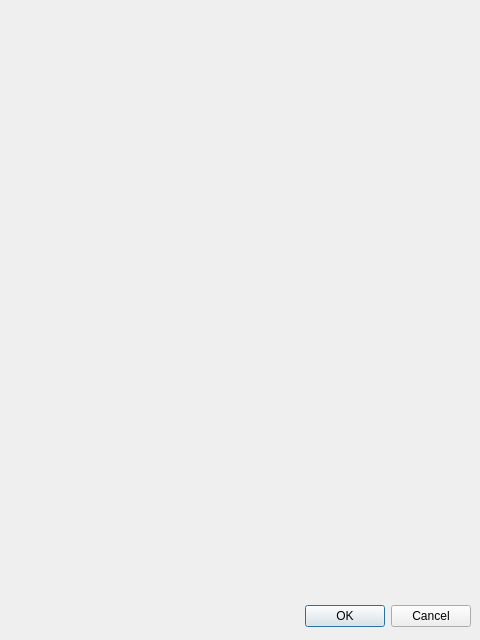
Qt form src/newquotationdialogue.ui (jayadevenair/accounting-made-easy) before a commit.
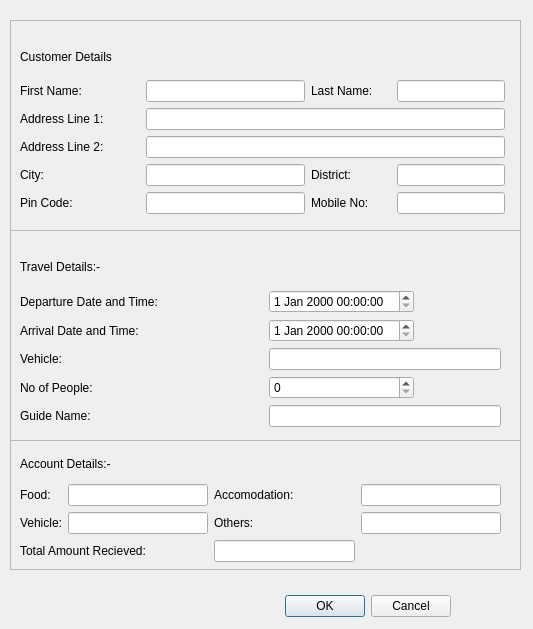
The same form after that commit.

Commit message: Initial Version of New Quotation dialogue box.

Diff of the .ui file:
```diff
--- a/src/newquotationdialogue.ui
+++ b/src/newquotationdialogue.ui
@@ -5,8 +5,8 @@
    <rect>
     <x>0</x>
     <y>0</y>
-    <width>480</width>
-    <height>640</height>
+    <width>533</width>
+    <height>629</height>
    </rect>
   </property>
   <property name="windowTitle">
@@ -15,8 +15,8 @@
   <widget class="QDialogButtonBox" name="buttonBox">
    <property name="geometry">
     <rect>
-     <x>10</x>
-     <y>600</y>
+     <x>-10</x>
+     <y>590</y>
      <width>461</width>
      <height>32</height>
     </rect>
@@ -28,6 +28,291 @@
     <set>QDialogButtonBox::Cancel|QDialogButtonBox::Ok</set>
    </property>
   </widget>
+  <widget class="QFrame" name="frame">
+   <property name="geometry">
+    <rect>
+     <x>10</x>
+     <y>20</y>
+     <width>511</width>
+     <height>211</height>
+    </rect>
+   </property>
+   <property name="frameShape">
+    <enum>QFrame::StyledPanel</enum>
+   </property>
+   <property name="frameShadow">
+    <enum>QFrame::Raised</enum>
+   </property>
+   <widget class="QWidget" name="">
+    <property name="geometry">
+     <rect>
+      <x>10</x>
+      <y>20</y>
+      <width>485</width>
+      <height>174</height>
+     </rect>
+    </property>
+    <layout class="QGridLayout" name="gridLayout">
+     <item row="1" column="9" colspan="2">
+      <widget class="QLineEdit" name="lineEdit_2"/>
+     </item>
+     <item row="5" column="9" colspan="2">
+      <widget class="QLineEdit" name="lineEdit_8"/>
+     </item>
+     <item row="1" column="3" colspan="4">
+      <widget class="QLineEdit" name="lineEdit"/>
+     </item>
+     <item row="4" column="7" colspan="2">
+      <widget class="QLabel" name="label_7">
+       <property name="text">
+        <string>District:</string>
+       </property>
+      </widget>
+     </item>
+     <item row="4" column="9" colspan="2">
+      <widget class="QLineEdit" name="lineEdit_6"/>
+     </item>
+     <item row="4" column="0" colspan="3">
+      <widget class="QLabel" name="label_6">
+       <property name="text">
+        <string>City:</string>
+       </property>
+      </widget>
+     </item>
+     <item row="5" column="3" colspan="4">
+      <widget class="QLineEdit" name="lineEdit_7"/>
+     </item>
+     <item row="1" column="0" colspan="3">
+      <widget class="QLabel" name="label_2">
+       <property name="text">
+        <string>First Name:</string>
+       </property>
+      </widget>
+     </item>
+     <item row="3" column="0" colspan="3">
+      <widget class="QLabel" name="label_5">
+       <property name="text">
+        <string>Address Line 2:</string>
+       </property>
+      </widget>
+     </item>
+     <item row="0" column="0" colspan="11">
+      <widget class="QLabel" name="label">
+       <property name="text">
+        <string>Customer Details</string>
+       </property>
+      </widget>
+     </item>
+     <item row="3" column="3" colspan="8">
+      <widget class="QLineEdit" name="lineEdit_4"/>
+     </item>
+     <item row="2" column="3" colspan="8">
+      <widget class="QLineEdit" name="lineEdit_3"/>
+     </item>
+     <item row="1" column="7" colspan="2">
+      <widget class="QLabel" name="label_3">
+       <property name="text">
+        <string>Last Name:</string>
+       </property>
+      </widget>
+     </item>
+     <item row="2" column="0" colspan="3">
+      <widget class="QLabel" name="label_4">
+       <property name="text">
+        <string>Address Line 1:</string>
+       </property>
+      </widget>
+     </item>
+     <item row="5" column="7" colspan="2">
+      <widget class="QLabel" name="label_9">
+       <property name="text">
+        <string>Mobile No:</string>
+       </property>
+      </widget>
+     </item>
+     <item row="5" column="0" colspan="3">
+      <widget class="QLabel" name="label_8">
+       <property name="text">
+        <string>Pin Code:</string>
+       </property>
+      </widget>
+     </item>
+     <item row="4" column="3" colspan="4">
+      <widget class="QLineEdit" name="lineEdit_5"/>
+     </item>
+    </layout>
+   </widget>
+  </widget>
+  <widget class="QFrame" name="frame_2">
+   <property name="geometry">
+    <rect>
+     <x>10</x>
+     <y>230</y>
+     <width>511</width>
+     <height>211</height>
+    </rect>
+   </property>
+   <property name="frameShape">
+    <enum>QFrame::StyledPanel</enum>
+   </property>
+   <property name="frameShadow">
+    <enum>QFrame::Raised</enum>
+   </property>
+   <widget class="QWidget" name="layoutWidget">
+    <property name="geometry">
+     <rect>
+      <x>10</x>
+      <y>20</y>
+      <width>481</width>
+      <height>177</height>
+     </rect>
+    </property>
+    <layout class="QGridLayout" name="gridLayout_2">
+     <item row="2" column="3">
+      <widget class="QDateTimeEdit" name="dateTimeEdit_3"/>
+     </item>
+     <item row="1" column="0" colspan="3">
+      <widget class="QLabel" name="label_12">
+       <property name="text">
+        <string>Departure Date and Time:</string>
+       </property>
+      </widget>
+     </item>
+     <item row="4" column="0" colspan="3">
+      <widget class="QLabel" name="label_11">
+       <property name="text">
+        <string>No of People:</string>
+       </property>
+      </widget>
+     </item>
+     <item row="3" column="0" colspan="3">
+      <widget class="QLabel" name="label_13">
+       <property name="text">
+        <string>Vehicle:</string>
+       </property>
+      </widget>
+     </item>
+     <item row="0" column="0" colspan="5">
+      <widget class="QLabel" name="label_14">
+       <property name="text">
+        <string>Travel Details:-</string>
+       </property>
+      </widget>
+     </item>
+     <item row="3" column="3" colspan="2">
+      <widget class="QLineEdit" name="lineEdit_14"/>
+     </item>
+     <item row="1" column="3">
+      <widget class="QDateTimeEdit" name="dateTimeEdit"/>
+     </item>
+     <item row="2" column="0" colspan="3">
+      <widget class="QLabel" name="label_16">
+       <property name="text">
+        <string>Arrival Date and Time:</string>
+       </property>
+      </widget>
+     </item>
+     <item row="5" column="0" colspan="3">
+      <widget class="QLabel" name="label_18">
+       <property name="text">
+        <string>Guide Name:</string>
+       </property>
+      </widget>
+     </item>
+     <item row="5" column="3" colspan="2">
+      <widget class="QLineEdit" name="lineEdit_13"/>
+     </item>
+     <item row="4" column="3">
+      <widget class="QSpinBox" name="spinBox"/>
+     </item>
+    </layout>
+   </widget>
+  </widget>
+  <widget class="QFrame" name="frame_3">
+   <property name="geometry">
+    <rect>
+     <x>10</x>
+     <y>440</y>
+     <width>511</width>
+     <height>130</height>
+    </rect>
+   </property>
+   <property name="frameShape">
+    <enum>QFrame::StyledPanel</enum>
+   </property>
+   <property name="frameShadow">
+    <enum>QFrame::Raised</enum>
+   </property>
+   <widget class="QWidget" name="">
+    <property name="geometry">
+     <rect>
+      <x>10</x>
+      <y>10</y>
+      <width>481</width>
+      <height>112</height>
+     </rect>
+    </property>
+    <layout class="QGridLayout" name="gridLayout_3">
+     <item row="0" column="0" colspan="2">
+      <widget class="QLabel" name="label_20">
+       <property name="text">
+        <string>Account Details:-</string>
+       </property>
+      </widget>
+     </item>
+     <item row="1" column="0">
+      <widget class="QLabel" name="label_15">
+       <property name="text">
+        <string>Food:</string>
+       </property>
+      </widget>
+     </item>
+     <item row="1" column="1">
+      <widget class="QLineEdit" name="lineEdit_9"/>
+     </item>
+     <item row="1" column="2">
+      <widget class="QLabel" name="label_10">
+       <property name="text">
+        <string>Accomodation:</string>
+       </property>
+      </widget>
+     </item>
+     <item row="1" column="3">
+      <widget class="QLineEdit" name="lineEdit_10"/>
+     </item>
+     <item row="2" column="0">
+      <widget class="QLabel" name="label_17">
+       <property name="text">
+        <string>Vehicle:</string>
+       </property>
+      </widget>
+     </item>
+     <item row="2" column="1">
+      <widget class="QLineEdit" name="lineEdit_11"/>
+     </item>
+     <item row="2" column="2">
+      <widget class="QLabel" name="label_19">
+       <property name="text">
+        <string>Others:</string>
+       </property>
+      </widget>
+     </item>
+     <item row="2" column="3">
+      <widget class="QLineEdit" name="lineEdit_12"/>
+     </item>
+     <item row="3" column="0" colspan="2">
+      <widget class="QLabel" name="label_21">
+       <property name="text">
+        <string>Total Amount Recieved: </string>
+       </property>
+      </widget>
+     </item>
+     <item row="3" column="2">
+      <widget class="QLineEdit" name="lineEdit_15"/>
+     </item>
+    </layout>
+   </widget>
+  </widget>
  </widget>
  <resources/>
  <connections>
```
Left out of the diff: 3 changed lines with no effect on the pictures.
